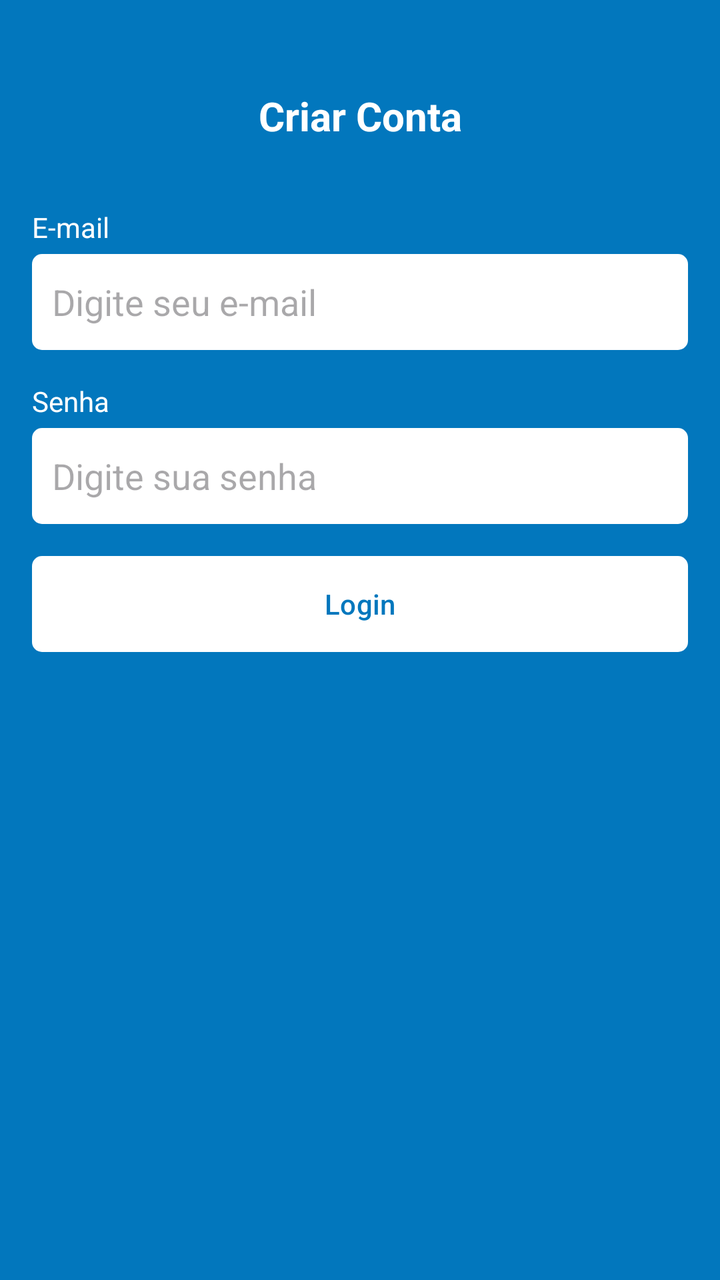
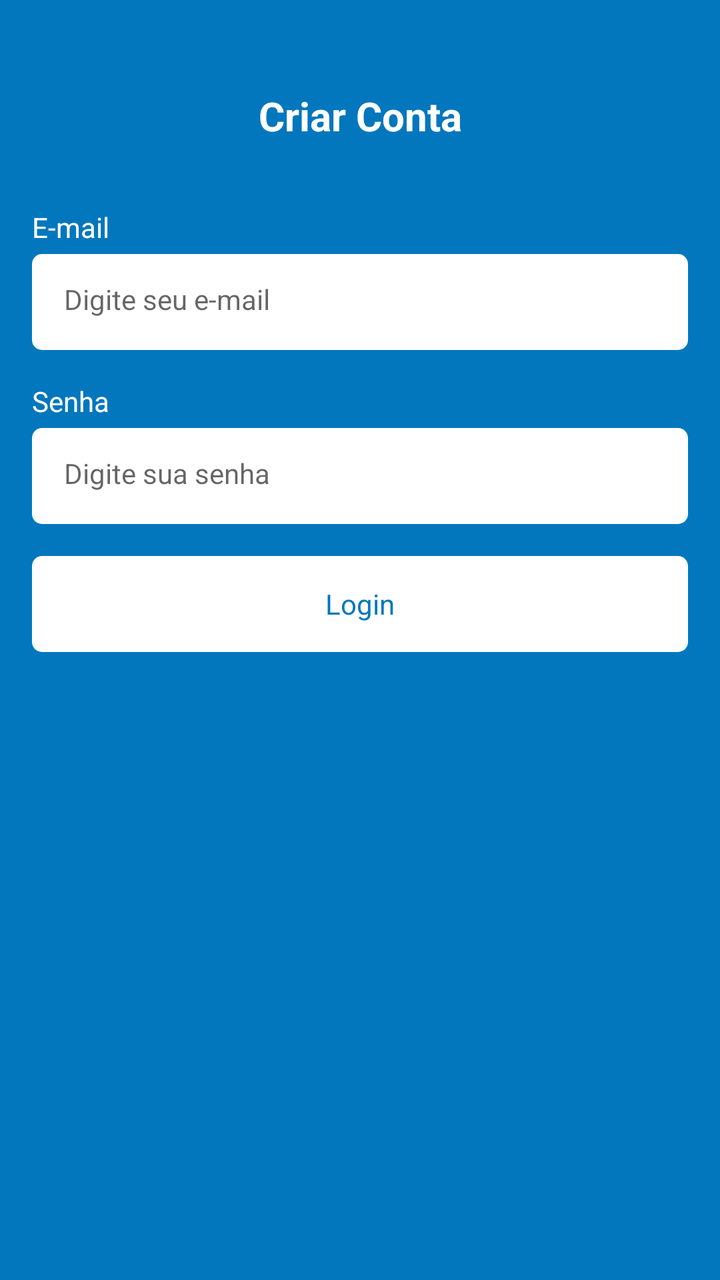

An Android layout rendered at two revisions. The XML below is the earlier revision; the diff shows what the commit changed to produce the second picture.
<!-- AndroidManifest.xml: application theme Theme.Atividade1 -->
<!-- res/layout/fragment_register.xml -->
<?xml version="1.0" encoding="utf-8"?>
<ScrollView xmlns:android="http://schemas.android.com/apk/res/android"
    xmlns:tools="http://schemas.android.com/tools"
    xmlns:app="http://schemas.android.com/apk/res-auto"
    android:layout_width="match_parent"
    android:layout_height="match_parent"
    android:fillViewport="true"
    android:background="@color/color_default"
    tools:context=".ui.auth.RegisterFragment">

    <LinearLayout
        android:layout_width="match_parent"
        android:layout_height="wrap_content"
        android:orientation="vertical"
        android:padding="16dp">

        
        <com.google.android.material.appbar.MaterialToolbar
            android:id="@+id/toolbar"
            android:layout_width="match_parent"
            android:layout_height="wrap_content"
            android:paddingTop="20dp">

            <TextView
                android:layout_width="wrap_content"
                android:layout_height="wrap_content"
                android:layout_gravity="center_horizontal"
                android:text="Criar Conta"
                android:textColor="@color/white"
                android:textSize="20sp"
                android:textStyle="bold" />

        </com.google.android.material.appbar.MaterialToolbar>

        
        <TextView
            android:layout_width="wrap_content"
            android:layout_height="wrap_content"
            android:layout_marginTop="24dp"
            android:text="E-mail"
            android:textColor="@color/white" />

        
        <EditText
            android:layout_width="match_parent"
            android:layout_height="48dp"
            android:id="@+id/editextEmail"
            android:layout_marginTop="4dp"
            android:background="@drawable/bg_edit_text"
            android:hint="Digite seu e-mail"
            android:inputType="textEmailAddress"
            android:padding="10dp" />

        <TextView
            android:layout_width="wrap_content"
            android:layout_height="wrap_content"
            android:layout_marginTop="16dp"
            android:text="Senha"
            android:textColor="@color/white" />

        <EditText
            android:layout_width="match_parent"
            android:layout_height="48dp"
            android:layout_marginTop="4dp"
            android:id="@+id/edittextSenha"
            android:background="@drawable/bg_edit_text"
            android:hint="Digite sua senha"
            android:inputType="textPassword"
            android:padding="10dp" />

        
        <com.google.android.material.button.MaterialButton
            android:layout_width="match_parent"
            android:layout_height="wrap_content"
            android:layout_marginTop="16dp"
            android:background="@drawable/bg_btn"
            android:text="Login"
            android:textColor="@color/color_default"
            app:backgroundTint="@null" />

        
        <ProgressBar
            android:layout_width="wrap_content"
            android:layout_height="wrap_content"
            android:id="@+id/progressBar"
            android:layout_gravity="center"
            android:layout_marginTop="8dp"
            android:visibility="invisible"
            tools:visibility="visible"
            android:indeterminateTint="@color/white" />

    </LinearLayout>

</ScrollView>
<!-- resources referenced by this layout -->
<resources>
  <color name="color_default">#0277BD</color>
  <color name="white">#FFFFFFFF</color>
  <!-- drawable bg_btn (drawable) -->
  <?xml version="1.0" encoding="utf-8"?>
  <shape xmlns:android="http://schemas.android.com/apk/res/android"
      android:shape="rectangle">
  
      <solid android:color="@color/white"/>
      <corners android:radius="5dp"/>
  
  </shape>
  <!-- drawable bg_edit_text (drawable) -->
  <?xml version="1.0" encoding="utf-8"?>
  <shape xmlns:android="http://schemas.android.com/apk/res/android"
      android:shape="rectangle">
  
      <solid android:color="@color/white"/>
      <corners android:radius="5dp"/>
  
  </shape>
  <style name="Theme.Atividade1" parent="Base.Theme.Atividade1" />
  <style name="Base.Theme.Atividade1" parent="Theme.Material3.DayNight.NoActionBar">
          
          
          <item name="colorPrimary">@color/color_default</item>
          <item name="colorPrimaryVariant">@color/color_default</item>
          <item name="android:windowBackground">@color/color_default</item>
      </style>
</resources>

<!-- the commit's change to res/layout/fragment_register.xml (unified diff, before → after) -->
@@ -46,10 +46,9 @@
             android:layout_height="48dp"
             android:id="@+id/editextEmail"
             android:layout_marginTop="4dp"
-            android:background="@drawable/bg_edit_text"
+            style="@style/EditTextTheme"
             android:hint="Digite seu e-mail"
-            android:inputType="textEmailAddress"
-            android:padding="10dp" />
+            android:inputType="textEmailAddress" />
 
         <TextView
             android:layout_width="wrap_content"
@@ -63,19 +62,18 @@
             android:layout_height="48dp"
             android:layout_marginTop="4dp"
             android:id="@+id/edittextSenha"
-            android:background="@drawable/bg_edit_text"
+            style="@style/EditTextTheme"
             android:hint="Digite sua senha"
-            android:inputType="textPassword"
-            android:padding="10dp" />
+            android:inputType="textPassword" />
 
         
         <com.google.android.material.button.MaterialButton
+            android:id="@+id/buttonRegister"
             android:layout_width="match_parent"
             android:layout_height="wrap_content"
             android:layout_marginTop="16dp"
-            android:background="@drawable/bg_btn"
+            style="@style/ButtonTheme"
             android:text="Login"
-            android:textColor="@color/color_default"
             app:backgroundTint="@null" />
 
         
<!-- resource entries referenced after the edit -->
@@ -2,6 +2,17 @@
 <resources>
   <color name="color_default">#0277BD</color>
   <color name="white">#FFFFFFFF</color>
+  <style name="ButtonTheme" parent="Theme.MaterialComponents.DayNight.NoActionBar">
+          <item name="android:background">@drawable/bg_btn</item>
+          <item name="android:textAllCaps">false</item>
+          <item name="android:textColor">@color/color_default</item>
+          <item name="android:backgroundTint">@null</item>
+      </style>
+  <style name="EditTextTheme" parent="Theme.MaterialComponents.DayNight.NoActionBar">
+          <item name="android:background">@drawable/bg_edit_text</item>
+          <item name="android:padding">16dp</item>
+          <item name="android:textSize">14sp</item>
+      </style>
   <!-- drawable bg_btn (drawable) -->
   <?xml version="1.0" encoding="utf-8"?>
   <shape xmlns:android="http://schemas.android.com/apk/res/android"
